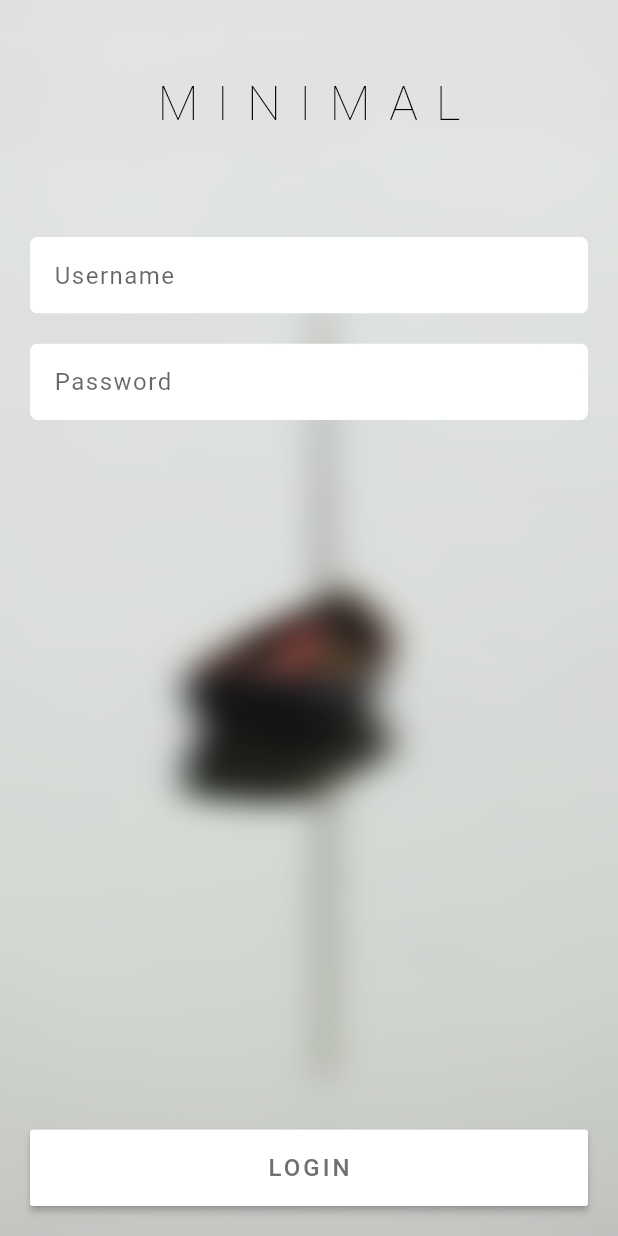
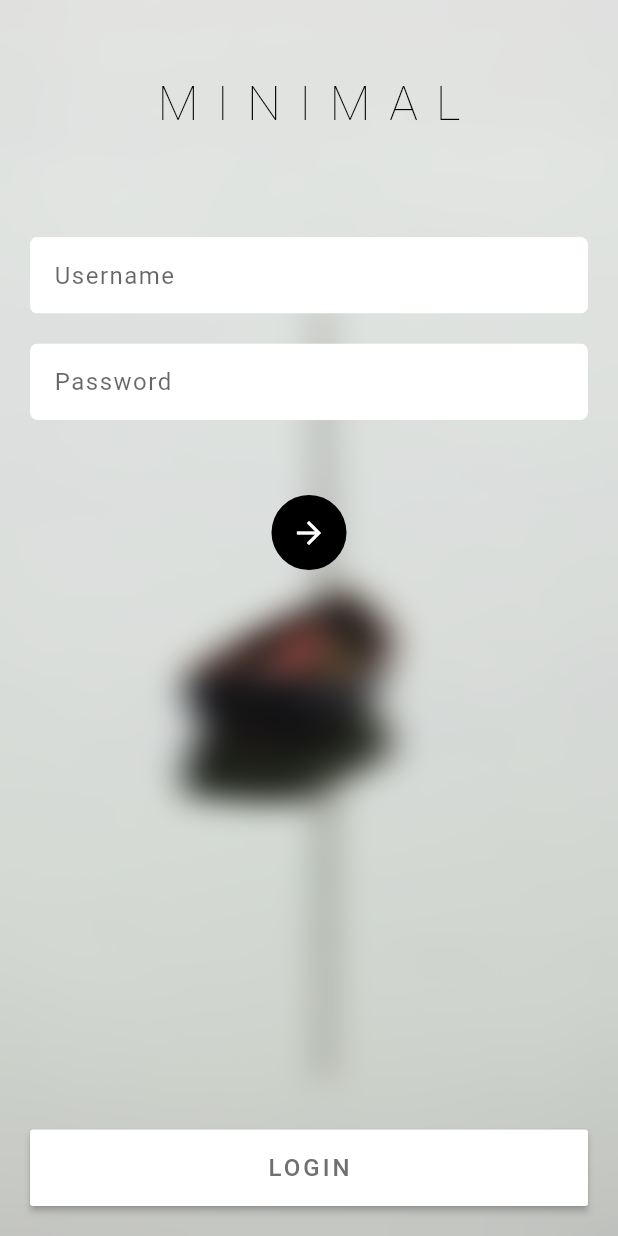
Before and after one commit to preston0769/Flutter-Practice, a Flutter app: the screen it shows after launch, on a phone screen of 412 x 824 dp. Run offline on Flutter 3.47's test engine with Material 2 defaults, Android fonts, the phone set to English and light mode, and no system bars.

Commit message:
Finish practice one
Layout practice one finished

```diff
--- a/Layouts/Layout_Practice1/tao_app/lib/secondScreen.dart
+++ b/Layouts/Layout_Practice1/tao_app/lib/secondScreen.dart
@@ -63,7 +63,18 @@ class SecondScreen extends StatelessWidget {
                               color: Colors.black,
                               fontSize: 16.0,
                               letterSpacing: 1.0),
-                        )))
+                        ))),
+                        new SizedBox(height: 50.0,),
+                        new Container(
+                          width: 50.0,
+                          height: 50.0,
+                          decoration: new BoxDecoration(
+                            shape: BoxShape.circle,
+                            color: Colors.black
+                          ),
+                          child: new Icon(Icons.arrow_forward,color: Colors.white,),
+                        )
+
               ])),
             ),
             new SizedBox(
```
